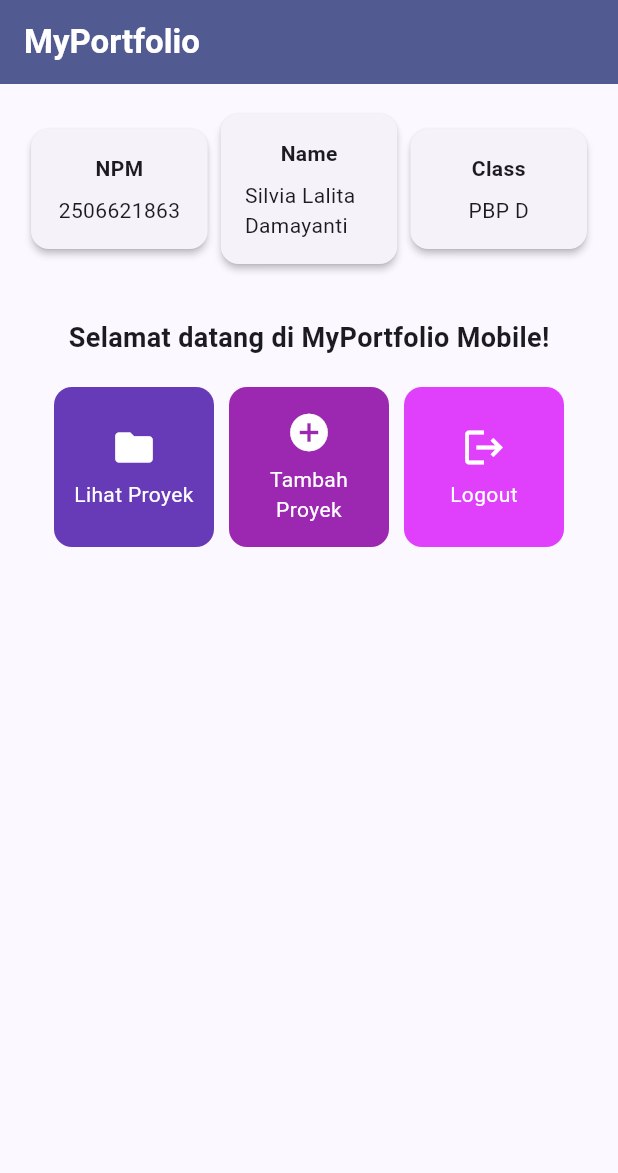
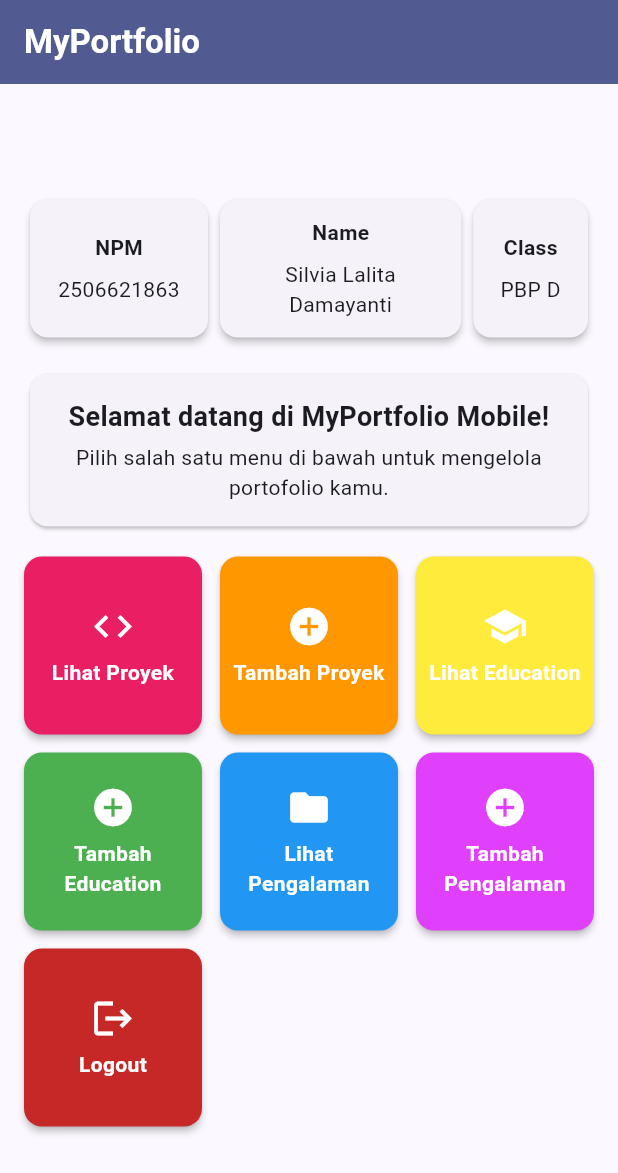
Before and after one commit to silvialalita/myportofolio_mobile, a Flutter app: the screen it shows after launch, on a phone screen of 412 x 824 dp. Shown: the top 1173 px of the screen. Run offline on Flutter 3.47's test engine with Material 3 defaults, Android fonts, the phone set to English and light mode, and no system bars.

Commit message:
feat(menu): add 6 colored action buttons, styled SnackBar, and responsive layout

```diff
--- a/lib/main.dart
+++ b/lib/main.dart
@@ -5,37 +5,21 @@ void main() {
   runApp(const MyApp());
 }
 
+/// Widget root aplikasi: membungkus seluruh app dengan [MaterialApp]
+/// (tema Material 3 dan halaman awal [MyHomePage]).
 class MyApp extends StatelessWidget {
   const MyApp({super.key});
 
-  // This widget is the root of your application.
   @override
   Widget build(BuildContext context) {
     return MaterialApp(
       title: 'MyPortfolio',
+      debugShowCheckedModeBanner: false,
       theme: ThemeData(
-        // This is the theme of your application.
-        //
-        // TRY THIS: Try running your application with "flutter run". You'll see
-        // the application has a purple toolbar. Then, without quitting the app,
-        // try changing the seedColor in the colorScheme below to Colors.green
-        // and then invoke "hot reload" (save your changes or press the "hot
-        // reload" button in a Flutter-supported IDE, or press "r" if you used
-        // the command line to start the app).
-        //
-        // Notice that the counter didn't reset back to zero; the application
-        // state is not lost during the reload. To reset the state, use hot
-        // restart instead.
-        //
-        // This works for code too, not just values: Most code changes can be
-        // tested with just a hot reload.
-        colorScheme: ColorScheme.fromSeed(
-          seedColor: Colors.indigo,
-          secondary: Colors.amber[700],
-        ),
+        colorScheme: ColorScheme.fromSeed(seedColor: Colors.indigo),
         useMaterial3: true,
       ),
-      home: MyHomePage(),
+      home: const MyHomePage(),
     );
   }
 }
--- a/lib/menu.dart
+++ b/lib/menu.dart
@@ -1,24 +1,49 @@
 import 'package:flutter/material.dart';
 
+/// Model data untuk satu tombol aksi pada halaman utama.
+///
+/// Warna disimpan di dalam model ([color]) sehingga [ItemCard] cukup membaca
+/// `item.color` tanpa percabangan if-else untuk setiap tombol.
+class ItemHomepage {
+  /// Teks pada tombol, sekaligus dipakai pada pesan SnackBar.
+  final String name;
 
+  /// Ikon yang tampil di atas teks tombol.
+  final IconData icon;
+
+  /// Warna latar tombol (dibuat unik antartombol).
+  final Color color;
+
+  const ItemHomepage(this.name, this.icon, this.color);
+}
+
+/// Halaman utama aplikasi: kartu identitas, sambutan, dan menu aksi portofolio.
+///
+/// Bersifat [StatelessWidget] karena seluruh datanya tetap (tidak berubah
+/// akibat interaksi pengguna).
 class MyHomePage extends StatelessWidget {
-  MyHomePage({super.key});
+  const MyHomePage({super.key});
 
-  final String npm = "2506621863";
-  final String nama = "Silvia Lalita Damayanti";
-  final String kelas = "PBP D";
+  // Identitas pemilik portofolio.
+  static const String _npm = '2506621863';
+  static const String _nama = 'Silvia Lalita Damayanti';
+  static const String _kelas = 'PBP D';
 
-  final List<ItemHomepage> items = [
-    ItemHomepage("Lihat Proyek", Icons.folder, Colors.deepPurple),
-    ItemHomepage("Tambah Proyek", Icons.add_circle, Colors.purple),
-    ItemHomepage("Logout", Icons.logout, Colors.purpleAccent),
+  /// Daftar tombol aksi beserta warna uniknya.
+  static const List<ItemHomepage> _items = [
+    ItemHomepage('Lihat Proyek', Icons.code, Colors.pink),
+    ItemHomepage('Tambah Proyek', Icons.add_circle, Colors.orange),
+    ItemHomepage('Lihat Education', Icons.school, Colors.yellow),
+    ItemHomepage('Tambah Education', Icons.add_circle, Colors.green),
+    ItemHomepage('Lihat Pengalaman', Icons.folder, Colors.blue),
+    ItemHomepage('Tambah Pengalaman', Icons.add_circle, Colors.purpleAccent),
+    ItemHomepage('Logout', Icons.logout, Color(0xFFC62828)), // merah
   ];
 
   @override
   Widget build(BuildContext context) {
-    // Scaffold menyediakan struktur visual dasar halaman (AppBar, Body, SnackBar).
+    // Scaffold menyediakan kerangka halaman (AppBar, body, tempat SnackBar).
     return Scaffold(
-      // AppBar menampilkan bar bagian atas halaman aplikasi.
       appBar: AppBar(
         title: const Text(
           'MyPortfolio',
@@ -29,53 +54,150 @@ class MyHomePage extends StatelessWidget {
         ),
         backgroundColor: Theme.of(context).colorScheme.primary,
       ),
-      // Body halaman utama dengan padding di sekelilingnya.
-      body: Padding(
-        padding: const EdgeInsets.all(16.0),
+      // SafeArea menjauhkan konten dari notch/tepi layar.
+      body: SafeArea(
+        // Center + ConstrainedBox: batasi lebar agar rapi di layar lebar
+        // (Chrome/desktop), tanpa mengubah tampilan di HP.
+        child: Center(
+          child: ConstrainedBox(
+            constraints: const BoxConstraints(maxWidth: 600),
+            // SingleChildScrollView: halaman bisa di-scroll sehingga tidak
+            // overflow pada layar kecil.
+            child: SingleChildScrollView(
+              padding: const EdgeInsets.all(16),
               child: Column(
-          crossAxisAlignment: CrossAxisAlignment.center,
+                crossAxisAlignment: CrossAxisAlignment.stretch,
                 children: [
-            // Baris horizontal untuk menampilkan 3 InfoCard secara sejajar.
-            Row(
-              mainAxisAlignment: MainAxisAlignment.spaceEvenly,
+                  // 3 InfoCard sejajar. IntrinsicHeight + stretch membuat
+                  // ketiga kartu sama tinggi; flex mengatur lebar relatif.
+                  const IntrinsicHeight(
+                    child: Row(
+                      crossAxisAlignment: CrossAxisAlignment.stretch,
                       children: [
-                InfoCard(title: 'NPM', content: npm),
-                InfoCard(title: 'Name', content: nama),
-                InfoCard(title: 'Class', content: kelas),
+                        Expanded(
+                          flex: 3,
+                          child: InfoCard(title: 'NPM', content: _npm),
+                        ),
+                        Expanded(
+                          flex: 4,
+                          child: InfoCard(title: 'Name', content: _nama),
+                        ),
+                        Expanded(
+                          flex: 2,
+                          child: InfoCard(title: 'Class', content: _kelas),
+                        ),
                       ],
                     ),
-
-            const SizedBox(height: 16.0),
-
-            // Bagian tengah: pesan sambutan dan kisi tombol menu portofolio.
-            Center(
+                  ),
+                  const SizedBox(height: 16),
+                  // Kartu sambutan.
+                  const Card(
+                    child: Padding(
+                      padding: EdgeInsets.all(16),
                       child: Column(
                         children: [
-                  const Padding(
-                    padding: EdgeInsets.only(top: 16.0),
-                    child: Text(
+                          Text(
                             'Selamat datang di MyPortfolio Mobile!',
+                            textAlign: TextAlign.center,
                             style: TextStyle(
                               fontWeight: FontWeight.bold,
-                        fontSize: 18.0,
+                              fontSize: 18,
+                            ),
+                          ),
+                          SizedBox(height: 4),
+                          Text(
+                            'Pilih salah satu menu di bawah untuk '
+                            'mengelola portofolio kamu.',
+                            textAlign: TextAlign.center,
+                          ),
+                        ],
                       ),
                     ),
                   ),
-
-                  // GridView menampilkan kartu tombol dalam tata letak kisi 3 kolom.
+                  const SizedBox(height: 16),
+                  // Kisi 3 kolom berisi tombol aksi.
                   GridView.count(
-                    primary: true,
-                    padding: const EdgeInsets.all(20),
-                    crossAxisSpacing: 10,
-                    mainAxisSpacing: 10,
                     crossAxisCount: 3,
-                    // shrinkWrap agar ukuran kisi menyesuaikan tinggi konten anak.
+                    crossAxisSpacing: 12,
+                    mainAxisSpacing: 12,
+                    // shrinkWrap: tinggi kisi mengikuti isinya.
                     shrinkWrap: true,
-                    children: items.map((ItemHomepage item) {
-                      return ItemCard(item);
-                    }).toList(),
+                    // Scroll ditangani SingleChildScrollView di atasnya.
+                    physics: const NeverScrollableScrollPhysics(),
+                    children: [
+                      for (final item in _items) ItemCard(item),
+                    ],
                   ),
                 ],
+              ),
+            ),
+          ),
+        ),
+      ),
+    );
+  }
+}
+
+/// Kartu informasi sederhana: [title] (tebal) di atas [content].
+class InfoCard extends StatelessWidget {
+  /// Judul kartu, misalnya "NPM".
+  final String title;
+
+  /// Isi kartu, misalnya nilai NPM.
+  final String content;
+
+  const InfoCard({super.key, required this.title, required this.content});
+
+  @override
+  Widget build(BuildContext context) {
+    return Card(
+      elevation: 2,
+      child: Padding(
+        padding: const EdgeInsets.symmetric(horizontal: 8, vertical: 12),
+        child: Column(
+          mainAxisAlignment: MainAxisAlignment.center,
+          children: [
+            Text(
+              title,
+              style: const TextStyle(fontWeight: FontWeight.bold),
+            ),
+            const SizedBox(height: 8),
+            Text(content, textAlign: TextAlign.center),
+          ],
+        ),
+      ),
+    );
+  }
+}
+
+/// Tombol aksi berbentuk kartu berwarna.
+///
+/// Warna, ikon, dan teks seluruhnya dibaca dari [item]. Saat ditekan,
+/// menampilkan SnackBar "Kamu telah menekan tombol [nama]!".
+class ItemCard extends StatelessWidget {
+  /// Data tombol yang ditampilkan.
+  final ItemHomepage item;
+
+  const ItemCard(this.item, {super.key});
+
+  /// Menampilkan SnackBar berwarna sesuai tombol; SnackBar lama ditutup dulu
+  /// agar pesan tidak menumpuk.
+  void _showSnackBar(BuildContext context) {
+    ScaffoldMessenger.of(context)
+      ..hideCurrentSnackBar()
+      ..showSnackBar(
+        SnackBar(
+          backgroundColor: item.color,
+          behavior: SnackBarBehavior.floating,
+          duration: const Duration(seconds: 2),
+          content: Row(
+            children: [
+              Icon(item.icon, color: Colors.white),
+              const SizedBox(width: 12),
+              Expanded(
+                child: Text(
+                  'Kamu telah menekan tombol ${item.name}!',
+                  style: const TextStyle(color: Colors.white),
                 ),
               ),
             ],
@@ -83,87 +205,34 @@ class MyHomePage extends StatelessWidget {
         ),
       );
   }
-}
-
-class InfoCard extends StatelessWidget {
-  // Kartu informasi yang menampilkan judul (title) dan isi (content).
-  final String title;
-  final String content;
-
-  const InfoCard({super.key, required this.title, required this.content});
-
-  @override
-  Widget build(BuildContext context) {
-    return Card(
-      // Memberikan efek bayangan kartu elevasi 2 unit.
-      elevation: 2.0,
-      child: Container(
-        // Menyesuaikan lebar kartu dengan proporsi layar (dibagi 3.5).
-        width: MediaQuery.of(context).size.width / 3.5,
-        padding: const EdgeInsets.all(16.0),
-        // Menyusun teks title dan content secara vertikal.
-        child: Column(
-          children: [
-            Text(
-              title,
-              style: const TextStyle(fontWeight: FontWeight.bold),
-            ),
-            const SizedBox(height: 8.0),
-            Text(content),
-          ],
-        ),
-      ),
-    );
-  }
-}
-
-class ItemHomepage {
-  final String name;
-  final IconData icon;
-  final Color color;
-
-  ItemHomepage(this.name, this.icon, this.color);
-}
-
-class ItemCard extends StatelessWidget {
-  final ItemHomepage item;
-
-  const ItemCard(this.item, {super.key});
 
   @override
   Widget build(BuildContext context) {
     return Material(
       color: item.color,
+      elevation: 2,
       borderRadius: BorderRadius.circular(12),
       child: InkWell(
-        // Aksi ketika kartu ditekan oleh pengguna.
-        onTap: () {
-          // Menampilkan SnackBar dengan pesan interaktif.
-          ScaffoldMessenger.of(context)
-            ..hideCurrentSnackBar()
-            ..showSnackBar(
-              SnackBar(content: Text("Kamu telah menekan tombol ${item.name}!"))
-            );
-        },
-        child: Container(
+        borderRadius: BorderRadius.circular(12),
+        onTap: () => _showSnackBar(context),
+        child: Padding(
           padding: const EdgeInsets.all(8),
-          child: Center(
           child: Column(
             mainAxisAlignment: MainAxisAlignment.center,
             children: [
-                Icon(
-                  item.icon,
-                  color: Colors.white,
-                  size: 30.0,
-                ),
-                const Padding(padding: EdgeInsets.all(3)),
+              Icon(item.icon, color: Colors.white, size: 30),
+              const SizedBox(height: 6),
               Text(
                 item.name,
                 textAlign: TextAlign.center,
-                  style: const TextStyle(color: Colors.white),
+                maxLines: 2,
+                overflow: TextOverflow.ellipsis,
+                style: const TextStyle(
+                  color: Colors.white,
+                  fontWeight: FontWeight.w600,
+                ),
               ),
             ],
-            ),
           ),
         ),
       ),
```
Lines whose indentation alone changed are shown as unchanged.
